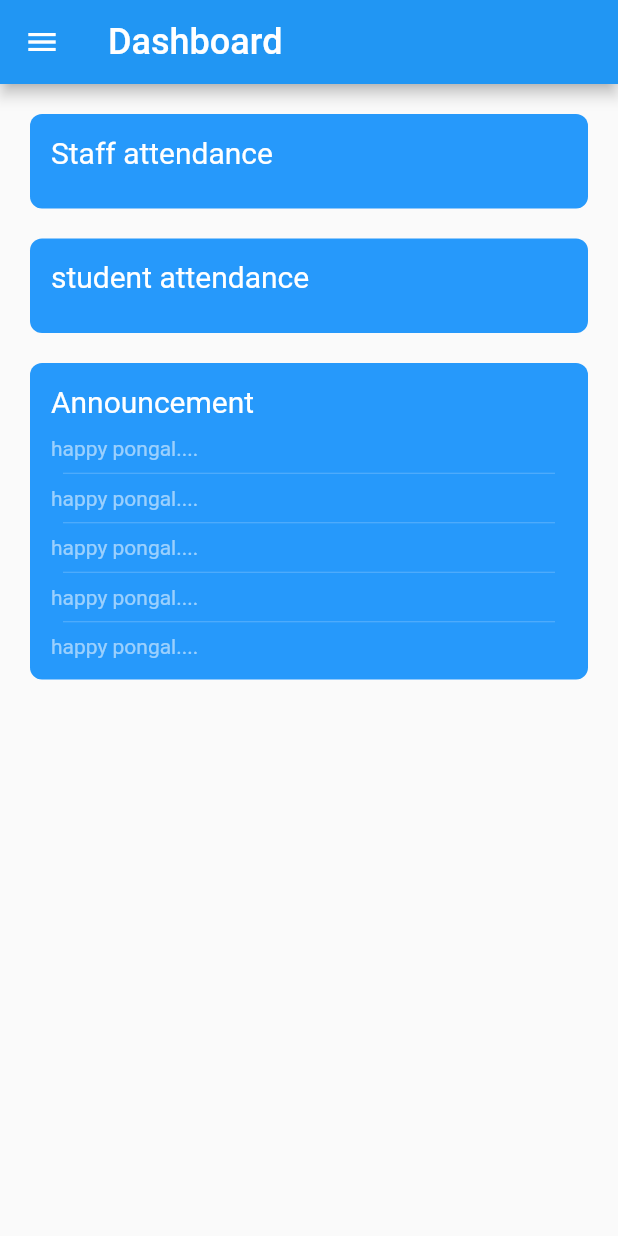
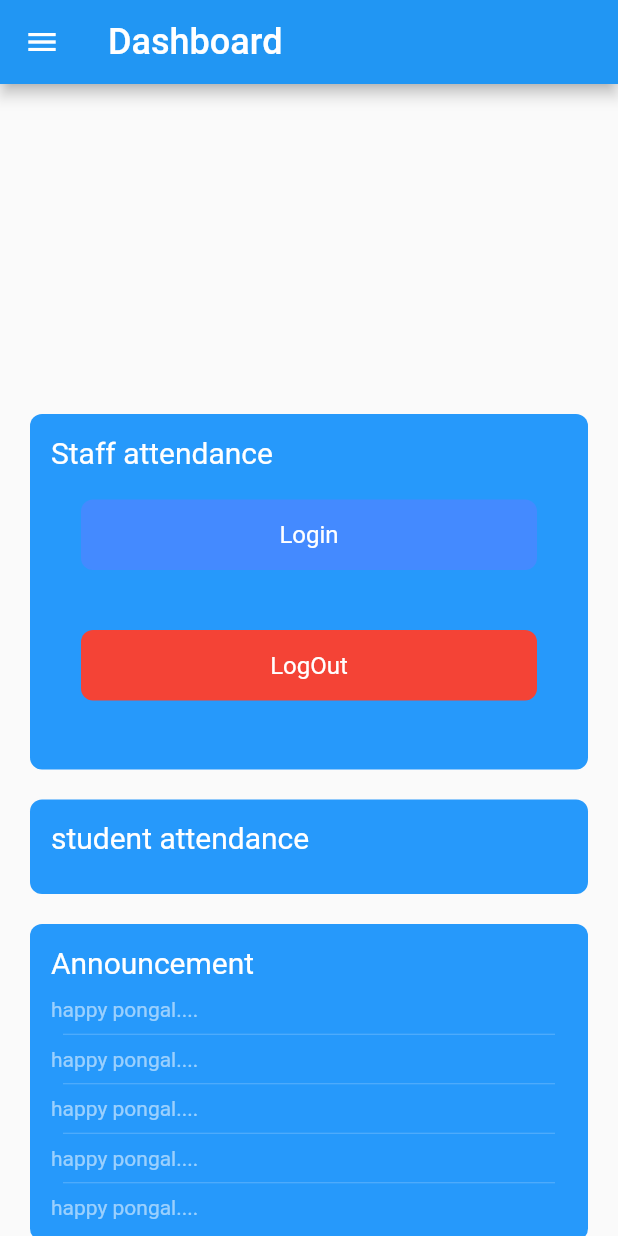
Before and after one commit to vscsudhar/student_attendance, a Flutter app: the screen it shows after launch, after a tap on "Login", on a phone screen of 412 x 824 dp. Run offline on Flutter 3.47's test engine with Material 2 defaults, Android fonts, the phone set to English and light mode, and no system bars; our stand-ins replace dropdown_textfield, get_it, stacked, stacked_services; Roboto replaces fonts that are missing (times new roman, times new roman bold, times new roman italic).

```diff
--- a/lib/core/app/app.dart
+++ b/lib/core/app/app.dart
@@ -1,6 +1,7 @@
 import 'package:stacked/stacked_annotations.dart';
 import 'package:workspace/ui/dashboard/dashboard_view.dart';
 import 'package:workspace/ui/login/login_view.dart';
+import 'package:workspace/ui/profiles/profile_view.dart';
 import 'package:workspace/ui/section/section_view.dart';
 import 'package:workspace/ui/students/students_view.dart';
 
@@ -9,5 +10,6 @@ import 'package:workspace/ui/students/students_view.dart';
   MaterialRoute(page: DashboardView),
   MaterialRoute(page: StudentView),
   MaterialRoute(page: SectionView),
+  MaterialRoute(page: ProfileView),
 ])
 class App {}
--- a/lib/core/app/app.router.dart
+++ b/lib/core/app/app.router.dart
@@ -5,12 +5,13 @@
 // **************************************************************************
 
 // ignore_for_file: no_leading_underscores_for_library_prefixes
-import 'package:flutter/material.dart' as _i6;
+import 'package:flutter/material.dart' as _i7;
 import 'package:flutter/material.dart';
 import 'package:stacked/stacked.dart' as _i1;
-import 'package:stacked_services/stacked_services.dart' as _i7;
+import 'package:stacked_services/stacked_services.dart' as _i8;
 import 'package:workspace/ui/dashboard/dashboard_view.dart' as _i3;
 import 'package:workspace/ui/login/login_view.dart' as _i2;
+import 'package:workspace/ui/profiles/profile_view.dart' as _i6;
 import 'package:workspace/ui/section/section_view.dart' as _i5;
 import 'package:workspace/ui/students/students_view.dart' as _i4;
 
@@ -23,11 +24,14 @@ class Routes {
 
   static const sectionView = '/section-view';
 
+  static const profileView = '/profile-view';
+
   static const all = <String>{
     loginView,
     dashboardView,
     studentView,
     sectionView,
+    profileView,
   };
 }
 
@@ -49,30 +53,40 @@ class StackedRouter extends _i1.RouterBase {
       Routes.sectionView,
       page: _i5.SectionView,
     ),
+    _i1.RouteDef(
+      Routes.profileView,
+      page: _i6.ProfileView,
+    ),
   ];
 
   final _pagesMap = <Type, _i1.StackedRouteFactory>{
     _i2.LoginView: (data) {
-      return _i6.MaterialPageRoute<dynamic>(
+      return _i7.MaterialPageRoute<dynamic>(
         builder: (context) => const _i2.LoginView(),
         settings: data,
       );
     },
     _i3.DashboardView: (data) {
-      return _i6.MaterialPageRoute<dynamic>(
+      return _i7.MaterialPageRoute<dynamic>(
         builder: (context) => const _i3.DashboardView(),
         settings: data,
       );
     },
     _i4.StudentView: (data) {
-      return _i6.MaterialPageRoute<dynamic>(
+      return _i7.MaterialPageRoute<dynamic>(
         builder: (context) => const _i4.StudentView(),
         settings: data,
       );
     },
     _i5.SectionView: (data) {
-      return _i6.MaterialPageRoute<dynamic>(
+      return _i7.MaterialPageRoute<dynamic>(
         builder: (context) => const _i5.SectionView(),
+        settings: data,
+      );
+    },
+    _i6.ProfileView: (data) {
+      return _i7.MaterialPageRoute<dynamic>(
+        builder: (context) => const _i6.ProfileView(),
         settings: data,
       );
     },
@@ -84,7 +98,7 @@ class StackedRouter extends _i1.RouterBase {
   Map<Type, _i1.StackedRouteFactory> get pagesMap => _pagesMap;
 }
 
-extension NavigatorStateExtension on _i7.NavigationService {
+extension NavigatorStateExtension on _i8.NavigationService {
   Future<dynamic> navigateToLoginView([
     int? routerId,
     bool preventDuplicates = true,
@@ -135,6 +149,20 @@ extension NavigatorStateExtension on _i7.NavigationService {
         transition,
   ]) async {
     return navigateTo<dynamic>(Routes.sectionView,
+        id: routerId,
+        preventDuplicates: preventDuplicates,
+        parameters: parameters,
+        transition: transition);
+  }
+
+  Future<dynamic> navigateToProfileView([
+    int? routerId,
+    bool preventDuplicates = true,
+    Map<String, String>? parameters,
+    Widget Function(BuildContext, Animation<double>, Animation<double>, Widget)?
+        transition,
+  ]) async {
+    return navigateTo<dynamic>(Routes.profileView,
         id: routerId,
         preventDuplicates: preventDuplicates,
         parameters: parameters,
@@ -196,4 +224,18 @@ extension NavigatorStateExtension on _i7.NavigationService {
         parameters: parameters,
         transition: transition);
   }
+
+  Future<dynamic> replaceWithProfileView([
+    int? routerId,
+    bool preventDuplicates = true,
+    Map<String, String>? parameters,
+    Widget Function(BuildContext, Animation<double>, Animation<double>, Widget)?
+        transition,
+  ]) async {
+    return replaceWith<dynamic>(Routes.profileView,
+        id: routerId,
+        preventDuplicates: preventDuplicates,
+        parameters: parameters,
+        transition: transition);
+  }
 }
--- a/lib/core/mixins/navigation_mixin.dart
+++ b/lib/core/mixins/navigation_mixin.dart
@@ -8,4 +8,5 @@ mixin NavigationMixin {
   void goToDashboard() => _navigationService.navigateTo(Routes.dashboardView);
   void goToStudents() => _navigationService.navigateTo(Routes.studentView);
   void goToSection() => _navigationService.navigateTo(Routes.sectionView);
+  void goToProfiles() => _navigationService.navigateTo(Routes.profileView);
 }
--- a/lib/ui/dashboard/dashboard_view.dart
+++ b/lib/ui/dashboard/dashboard_view.dart
@@ -1,17 +1,22 @@
 import 'package:flutter/material.dart';
 import 'package:stacked/stacked.dart';
 import 'package:workspace/ui/dashboard/dashboard_viewmodel.dart';
+import 'package:workspace/ui/dashboard/widget_drawer.dart';
 import 'package:workspace/ui/shared/styles.dart';
 import 'package:workspace/ui/widgets/box.dart';
 
 class DashboardView extends StatefulWidget {
   const DashboardView({super.key});
 
+  final bool isVisible = true;
+
   @override
   State<DashboardView> createState() => Ddashboard_viewVate();
 }
 
 class Ddashboard_viewVate extends State<DashboardView> {
+  late bool isVisible = true;
+  late bool isVisible1 = true;
   @override
   Widget build(BuildContext context) {
     return ViewModelBuilder.reactive(
@@ -19,16 +24,22 @@ class Ddashboard_viewVate extends State<DashboardView> {
         builder: (context, viewModel, child) {
           return Scaffold(
             appBar: AppBar(
-              title:  Text(
+              title: Text(
                 "Dashboard",
-                style:  fontFamilyBold.size24.white,
+                style: fontFamilyBold.size24.white,
               ),
             ),
-            body: Center(
+            body: SingleChildScrollView(
+              child: Center(
                 child: Padding(
                   padding: const EdgeInsets.all(20),
                   child: Column(children: [
+                    const SizedBox(
+                      height: 200,
+                      width: double.infinity,
+                    ),
                     Box(
+                        onTap: () => setState(() => isVisible = !isVisible1),
                         margin: zeroPadding,
                         child: Column(
                           crossAxisAlignment: CrossAxisAlignment.start,
@@ -37,6 +48,24 @@ class Ddashboard_viewVate extends State<DashboardView> {
                               'Staff attendance',
                               style: fontFamilyBold.size20.white,
                             ),
+                            if (isVisible)
+                              Box(
+                                  onTap: () => setState(() => isVisible = !isVisible),
+                                  boxColor: Colors.blueAccent,
+                                  child: Text(
+                                    "Login",
+                                    style: fontFamilyRegular.size16.white,
+                                    textAlign: TextAlign.center,
+                                  )),
+                            if (isVisible1)
+                              Box(
+                                  onTap: () => setState(() => isVisible1 = !isVisible1),
+                                  boxColor: Colors.red,
+                                  child: Text(
+                                    "LogOut",
+                                    style: fontFamilyRegular.size16.white,
+                                    textAlign: TextAlign.center,
+                                  )),
                             verticalSpacing12,
                           ],
                         )),
@@ -78,11 +107,26 @@ class Ddashboard_viewVate extends State<DashboardView> {
                               itemCount: 5,
                             )
                           ],
-                      ))
+                        )),
+                    verticalSpacing20,
+                    Box(
+                        onTap: viewModel.goToSection,
+                        margin: zeroPadding,
+                        child: Column(
+                          crossAxisAlignment: CrossAxisAlignment.start,
+                          children: [
+                            Text(
+                              'student Iist',
+                              style: fontFamilyBold.size20.white,
+                            ),
+                            verticalSpacing12,
+                          ],
+                        )),
                   ]),
                 ),
               ),
-            drawer: const Drawer(),
+            ),
+            drawer: const DrawerView(),
           );
         });
   }
--- a/lib/ui/students/widgets/student_list_widget.dart
+++ b/lib/ui/students/widgets/student_list_widget.dart
@@ -8,7 +8,8 @@ class StudentListWidget extends StatelessWidget {
   final String name;
   @override
   Widget build(BuildContext context) {
-    return Row(
+    return Center(
+      child: Row(
         children: [
           Center(
             child: Text(
@@ -39,6 +40,7 @@ class StudentListWidget extends StatelessWidget {
                 textAlign: TextAlign.center,
               )),
         ],
+      ),
     );
   }
 }
```
Also changed, not shown: lib/ui/dashboard/widget_drawer.dart (added, +102 -0 lines), lib/ui/profiles/profile_view.dart (added, +42 -0 lines), lib/ui/profiles/profile_viewmodel.dart (added, +7 -0 lines), lib/ui/profiles/widget_drawer1/widget_drawer1.dart (added, +101 -0 lines). Lines whose indentation alone changed are shown as unchanged.
